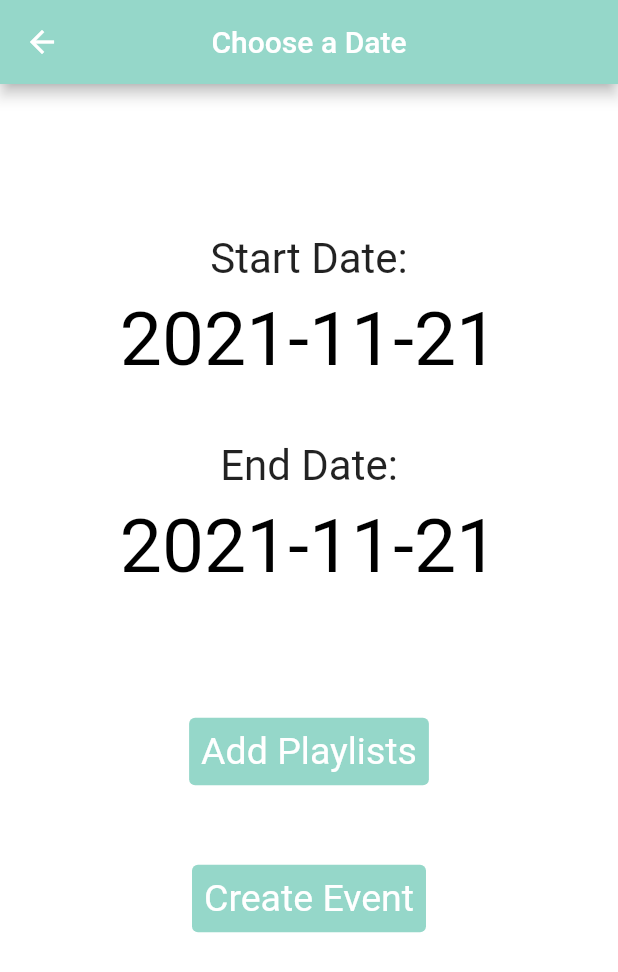
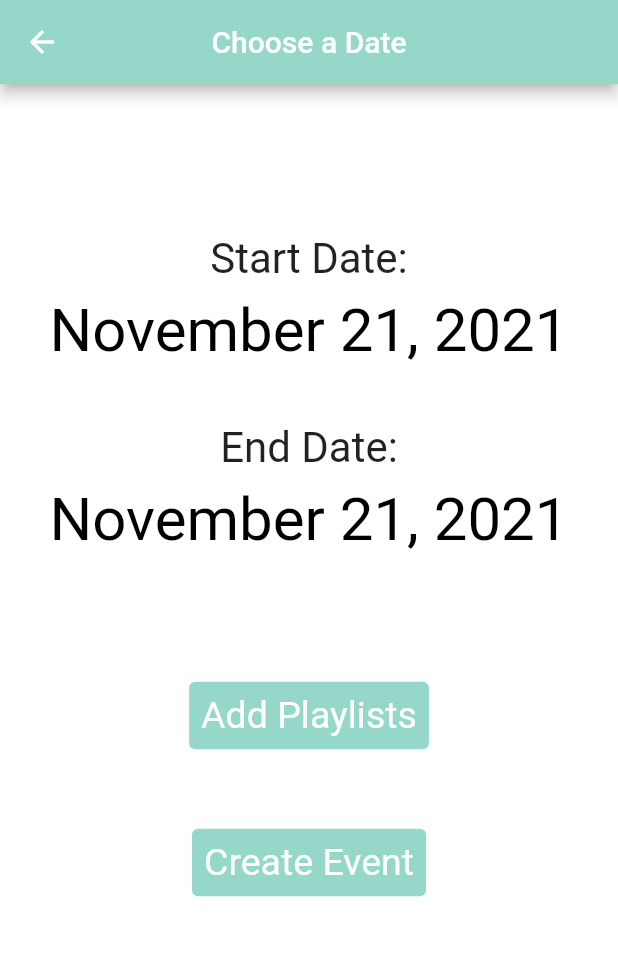
Before and after one commit to MartinDampier/Sound_Trek, a Flutter app: the BuildDateEvent screen opened directly, on a phone screen of 412 x 824 dp. Shown: the top 972 px of the screen. Run offline on Flutter 3.47's test engine with Material 2 defaults, Android fonts, the phone set to English and light mode, and no system bars; our stand-ins replace flutter_slidable, flutter_speed_dial, flutter_svg, google_maps_flutter, just_audio, location.

Commit message:
formatting date

```diff
--- a/lib/screens/event_builders/date_event_builder.dart
+++ b/lib/screens/event_builders/date_event_builder.dart
@@ -6,6 +6,7 @@ import 'package:sound_trek/models/events/date_event.dart';
 import 'package:sound_trek/models/priority_queue.dart';
 import 'package:sound_trek/models/playlist.dart';
 import 'package:sound_trek/models/events/event.dart';
+import 'package:intl/intl.dart';
 
 class BuildDateEvent extends StatefulWidget {
   const BuildDateEvent({Key? key}) : super(key: key);
@@ -50,7 +51,7 @@ class BuildDateEventState extends State<BuildDateEvent> {
                 padding: const EdgeInsets.fromLTRB(0.0, 0.0, 0.0, 30.0),
                 child: TextButton(
                   style: TextButton.styleFrom(
-                    textStyle: const TextStyle(fontSize: 50),
+                    textStyle: const TextStyle(fontSize: 40),
                     primary: Colors.black,
                   ),
                   onPressed: () {
@@ -67,7 +68,7 @@ class BuildDateEventState extends State<BuildDateEvent> {
                 padding: const EdgeInsets.fromLTRB(0.0, 0.0, 0.0, 75.0),
                 child: TextButton(
                   style: TextButton.styleFrom(
-                    textStyle: const TextStyle(fontSize: 50),
+                    textStyle: const TextStyle(fontSize: 40),
                     primary: Colors.black,
                   ),
                   onPressed: () {
@@ -159,6 +160,7 @@ class BuildDateEventState extends State<BuildDateEvent> {
   }
 
   String displayDate(DateTime date) {
-    return date.toString().substring(0,10);
+    return DateFormat.yMMMMd('en_US').format(date);
   }
+
 }
--- a/pubspec.yaml
+++ b/pubspec.yaml
@@ -38,6 +38,7 @@ dependencies:
   provider: ^6.0.1
   flutter_speed_dial: ^4.6.6
   flutter_svg: ^0.23.0
+  intl: ^0.17.0
 
   # The following adds the Cupertino Icons font to your application.
   # Use with the CupertinoIcons class for iOS style icons.
```
Also changed, not shown: pubspec.lock.
